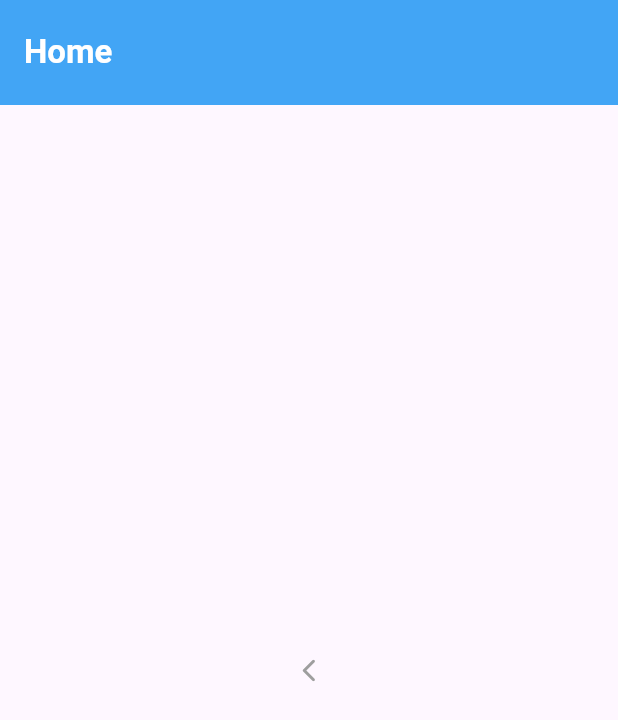
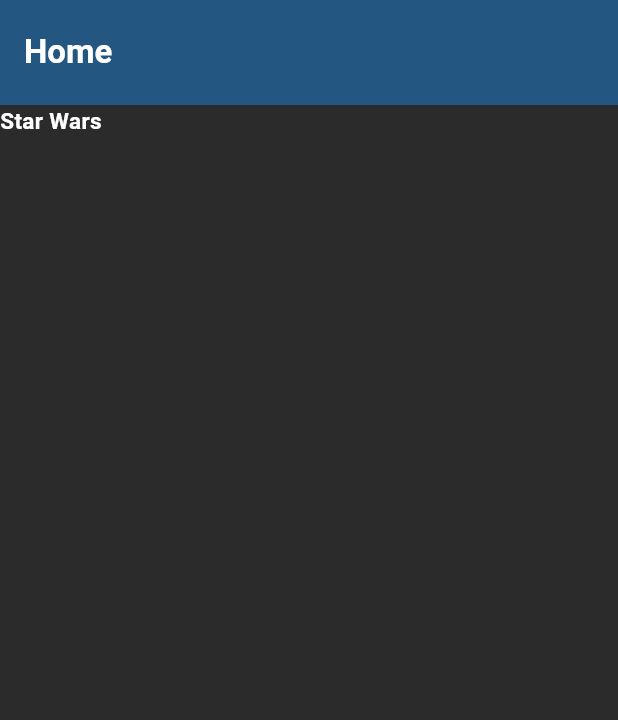
Before and after one commit to Neffyer/Flutter_App, a Flutter app: the screen it shows after launch, on a phone screen of 412 x 824 dp. Shown: the top 720 px of the screen. Run offline on Flutter 3.47's test engine with Material 3 defaults, Android fonts, the phone set to English and light mode, and no system bars.

Commit message:
Home_improv

```diff
--- a/proyecto_flutter/lib/screen/home_screen.dart
+++ b/proyecto_flutter/lib/screen/home_screen.dart
@@ -6,6 +6,7 @@ class HomeScreen extends StatelessWidget {
   @override
   Widget build(BuildContext context) {
     return Scaffold(
+      backgroundColor: const Color.fromARGB(255, 43, 43, 43),
       appBar: AppBar(
         title: Text(
           "Home",
@@ -14,22 +15,25 @@ class HomeScreen extends StatelessWidget {
           ),
         ),
         toolbarHeight: 70,
-        backgroundColor: Colors.blue[400],
+        backgroundColor: const Color.fromARGB(255, 35, 86, 128),
         foregroundColor: Colors.white,
         leading: null,
       ),
       body: Container(
-        alignment: Alignment.center,
+        alignment: Alignment.topLeft,
         child: GestureDetector(
           onTap: () {
             if (ModalRoute.of(context)!.settings.name != "/filmDetailsScreen") {
               Navigator.pushReplacementNamed(context, "/filmDetailsScreen");
             }
           },
-          child: Icon(
-            Icons.arrow_back_ios_new_rounded,
-            size: 18,
-            color: Colors.grey,
+          child: Text(
+            "Star Wars",
+           style: TextStyle(
+                    fontSize: 15,
+                    color: Colors.white,
+                    fontWeight: FontWeight.bold,
+                  ),
           ),
         ),
       ),
```
